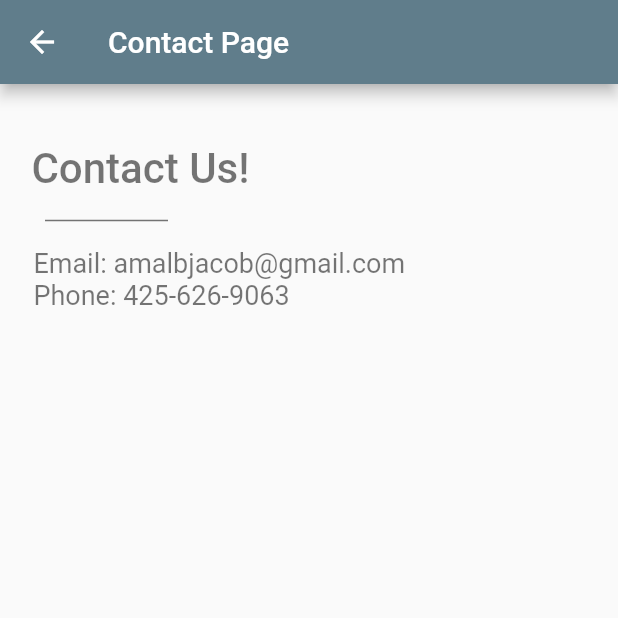
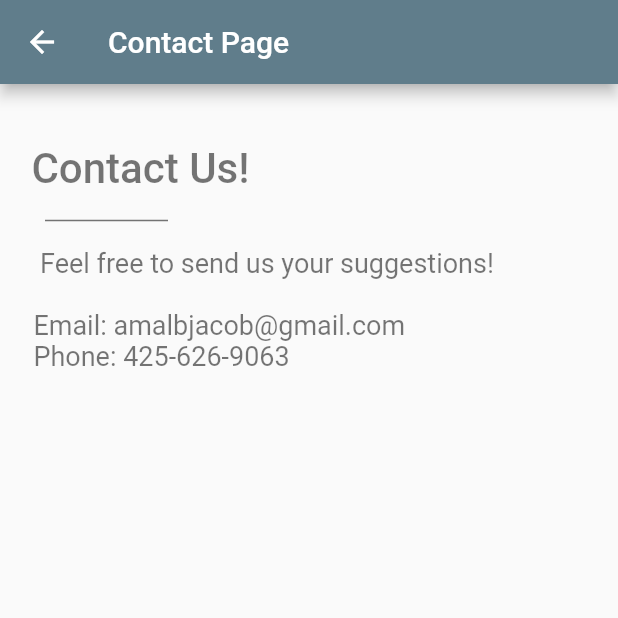
Before and after one commit to Lamamaster123/AquariumApp, a Flutter app: the ContactPage screen opened directly, on a phone screen of 412 x 824 dp, the top half of it. Run offline on Flutter 3.47's test engine with Material 2 defaults, Android fonts, the phone set to English and light mode, and no system bars; our stand-ins replace cloud_firestore, firebase_core; accounts and stored records are empty.

Commit message:
filled in temporary contact page

```diff
--- a/lib/ui/contactPage.dart
+++ b/lib/ui/contactPage.dart
@@ -38,6 +38,19 @@ class ContactPage extends StatelessWidget {
                     ),
                   ]),
 
+                  Align(
+                    alignment: Alignment.centerLeft,
+                    child: Text(
+                      '      Feel free to send us your suggestions!',
+                      style: TextStyle(
+                          fontSize:18.0,
+                          color: Colors.black54),
+                    ),
+
+                  ),
+
+                  SizedBox(height: 20),
+
                   //tank size and shape
                   Align(
                     alignment: Alignment.centerLeft,
```
